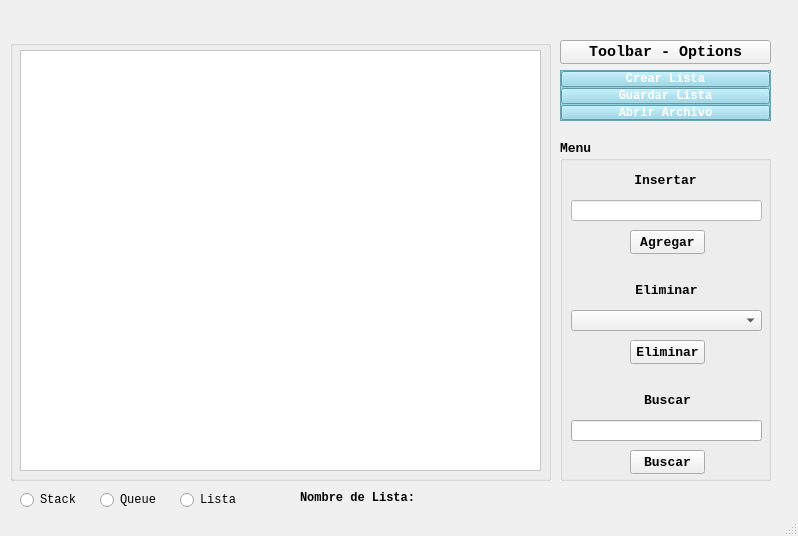
Above: ProyectoEstructuraDeDatos/ProyectoEstructuraDeDatos/ProyectoEstructuraDeDatos/MainWindow.ui from ItsLesterz/ProyectoEstructuradeDatos before the change. Below: the same form after it.
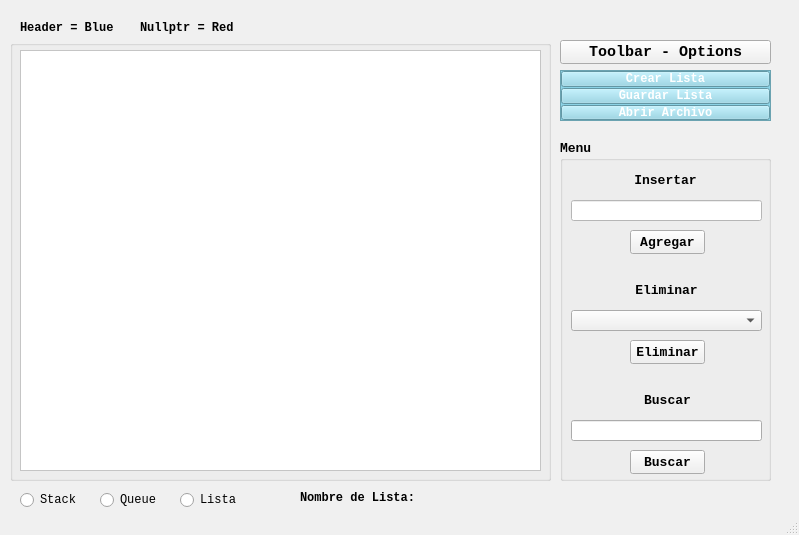
That is the form after the change.

```diff
--- a/ProyectoEstructuraDeDatos/ProyectoEstructuraDeDatos/ProyectoEstructuraDeDatos/MainWindow.ui
+++ b/ProyectoEstructuraDeDatos/ProyectoEstructuraDeDatos/ProyectoEstructuraDeDatos/MainWindow.ui
@@ -6,8 +6,8 @@
    <rect>
     <x>0</x>
     <y>0</y>
-    <width>798</width>
-    <height>536</height>
+    <width>799</width>
+    <height>535</height>
    </rect>
   </property>
   <property name="palette">
@@ -106,9 +106,9 @@
      <colorrole role="Window">
       <brush brushstyle="SolidPattern">
        <color alpha="255">
-        <red>225</red>
-        <green>250</green>
-        <blue>250</blue>
+        <red>197</red>
+        <green>255</green>
+        <blue>255</blue>
        </color>
       </brush>
      </colorrole>
@@ -389,18 +389,18 @@
      <colorrole role="Base">
       <brush brushstyle="SolidPattern">
        <color alpha="255">
-        <red>225</red>
-        <green>250</green>
-        <blue>250</blue>
+        <red>197</red>
+        <green>255</green>
+        <blue>255</blue>
        </color>
       </brush>
      </colorrole>
      <colorrole role="Window">
       <brush brushstyle="SolidPattern">
        <color alpha="255">
-        <red>225</red>
-        <green>250</green>
-        <blue>250</blue>
+        <red>197</red>
+        <green>255</green>
+        <blue>255</blue>
        </color>
       </brush>
      </colorrole>
@@ -1456,6 +1456,81 @@
      <string>Lista</string>
     </property>
    </widget>
+   <widget class="QLabel" name="label">
+    <property name="geometry">
+     <rect>
+      <x>20</x>
+      <y>20</y>
+      <width>151</width>
+      <height>16</height>
+     </rect>
+    </property>
+    <property name="palette">
+     <palette>
+      <active>
+       <colorrole role="Window">
+        <brush brushstyle="SolidPattern">
+         <color alpha="255">
+          <red>255</red>
+          <green>255</green>
+          <blue>255</blue>
+         </color>
+        </brush>
+       </colorrole>
+      </active>
+      <inactive>
+       <colorrole role="Window">
+        <brush brushstyle="SolidPattern">
+         <color alpha="255">
+          <red>240</red>
+          <green>240</green>
+          <blue>240</blue>
+         </color>
+        </brush>
+       </colorrole>
+      </inactive>
+      <disabled>
+       <colorrole role="Window">
+        <brush brushstyle="SolidPattern">
+         <color alpha="255">
+          <red>255</red>
+          <green>255</green>
+          <blue>255</blue>
+         </color>
+        </brush>
+       </colorrole>
+      </disabled>
+     </palette>
+    </property>
+    <property name="font">
+     <font>
+      <family>Courier New</family>
+      <bold>true</bold>
+     </font>
+    </property>
+    <property name="text">
+     <string>Header = Blue</string>
+    </property>
+   </widget>
+   <widget class="QLabel" name="label_2">
+    <property name="geometry">
+     <rect>
+      <x>140</x>
+      <y>20</y>
+      <width>101</width>
+      <height>16</height>
+     </rect>
+    </property>
+    <property name="font">
+     <font>
+      <family>Courier New</family>
+      <bold>true</bold>
+     </font>
+    </property>
+    <property name="text">
+     <string>Nullptr = Red</string>
+    </property>
+   </widget>
   </widget>
   <widget class="QStatusBar" name="statusBar"/>
   <action name="actionCrear_Lista">
```
Left out of the diff: 9 changed lines with no effect on the pictures.
